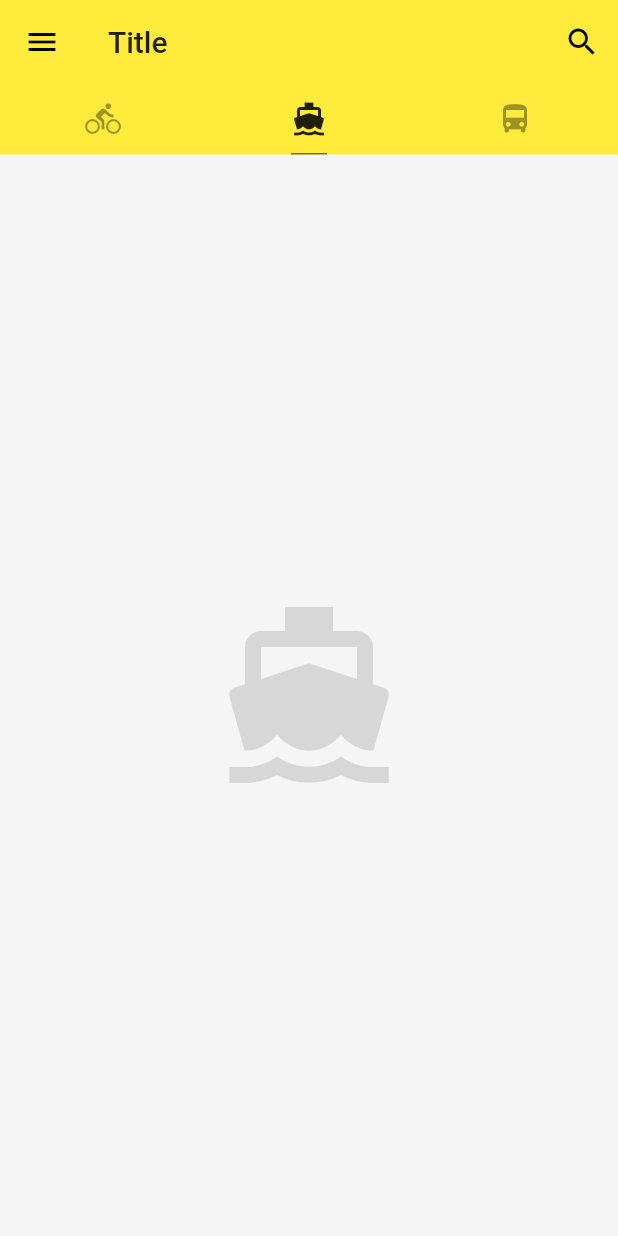
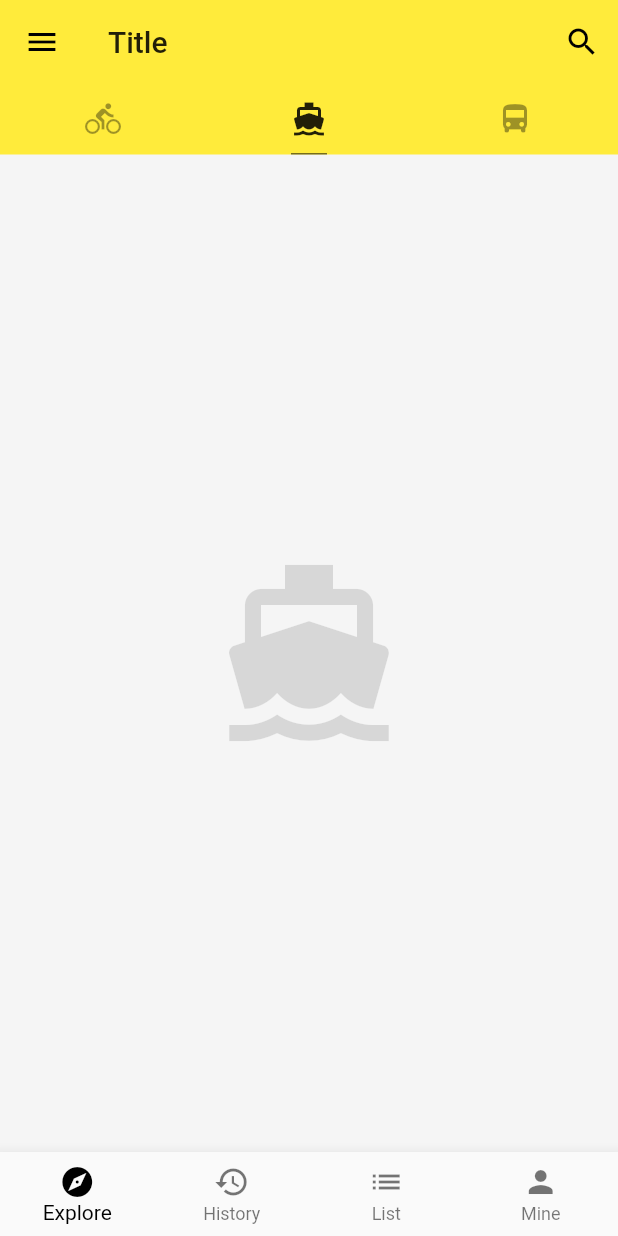
Before and after one commit to ChenMin0216/cm_flutter, a Flutter app: the screen it shows after launch, tab 2 chosen, on a phone screen of 412 x 824 dp. Run offline on Flutter 3.47's test engine with Material 2 defaults, Android fonts, the phone set to English and light mode, and no system bars; network calls fail.

Commit message:
BottomNavigationBar使用

```diff
--- /dev/null
+++ b/lib/demos/bottomNavgitionBarDemo.dart
@@ -0,0 +1,47 @@
+import 'package:flutter/material.dart';
+
+class BottomNavigationBarDemo extends StatefulWidget {
+  @override
+  State<StatefulWidget> createState() {
+     return _BottomNavgationBarDemoState();
+  }
+}
+
+class _BottomNavgationBarDemoState extends State<BottomNavigationBarDemo> {
+
+  int _currentIndex = 0;
+
+  void _onTapBottomItemIndex (int index) {
+    setState(() {
+      _currentIndex = index;
+    });
+  }
+
+  @override
+  Widget build(BuildContext context) {
+    return BottomNavigationBar(
+      currentIndex: _currentIndex,
+      onTap: _onTapBottomItemIndex,
+      type: BottomNavigationBarType.fixed,
+      fixedColor: Colors.black,
+      items:[
+        BottomNavigationBarItem(
+          icon: Icon(Icons.explore),
+          title: Text('Explore'),
+        ),
+        BottomNavigationBarItem(
+          icon: Icon(Icons.history),
+          title: Text('History'),
+        ),
+        BottomNavigationBarItem(
+          icon: Icon(Icons.list),
+          title: Text('List'),
+        ),
+        BottomNavigationBarItem(
+          icon: Icon(Icons.person),
+          title: Text('Mine'),
+        )
+      ],
+    );
+  }
+}
--- a/lib/main.dart
+++ b/lib/main.dart
@@ -1,5 +1,7 @@
 import 'package:flutter/material.dart';
 import 'demos/drawerDemo.dart';
+import 'demos/bottomNavgitionBarDemo.dart';
+import 'demos/listViewDemo.dart';
 
 void main() => runApp(MyApp());
 
@@ -25,6 +27,7 @@ class _MyAppState extends State<MyApp> {
 }
 
 class Home extends StatelessWidget {
+
   @override
   Widget build(BuildContext context) {
     return DefaultTabController(
@@ -52,14 +55,15 @@ class Home extends StatelessWidget {
                     Tab(icon: Icon(Icons.directions_bus)),
               ]),
             ),
-        body: TabBarView(
+          body: TabBarView(
             children: <Widget>[
-              Icon(Icons.directions_bike, size: 128.0, color: Colors.black12),
+              ListViewDemo(),
               Icon(Icons.directions_boat, size: 128.0, color: Colors.black12),
               Icon(Icons.directions_bus, size: 128.0, color: Colors.black12)
             ]
         ),
           drawer: DrawerDemo(),
+          bottomNavigationBar: BottomNavigationBarDemo()
     )
     );
   }
```
